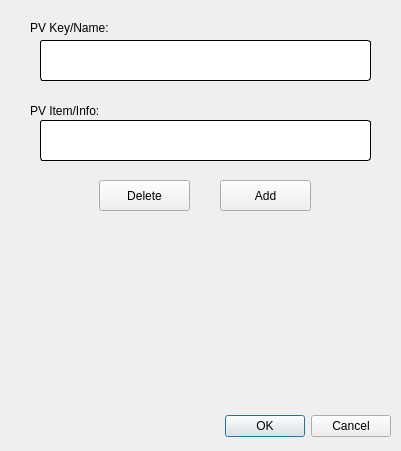
Before: the Qt Designer form gui/edit_add_config_dialog.ui in AdvancedPhotonSource/DashPVA, drawn with Qt 5.
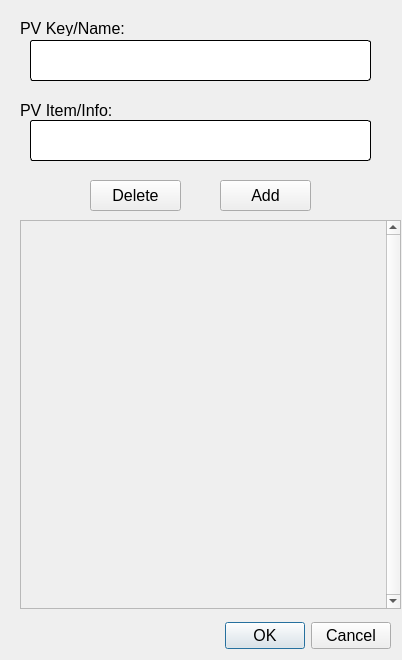
After: the same form once the commit is applied.

Commit message: attempt at multiprocessing #3 and fix work on sending data to analyis window

Patch:
```diff
--- a/gui/edit_add_config_dialog.ui
+++ b/gui/edit_add_config_dialog.ui
@@ -6,8 +6,8 @@
    <rect>
     <x>0</x>
     <y>0</y>
-    <width>401</width>
-    <height>451</height>
+    <width>402</width>
+    <height>660</height>
    </rect>
   </property>
   <property name="windowTitle">
@@ -17,11 +17,16 @@
    <property name="geometry">
     <rect>
      <x>220</x>
-     <y>410</y>
+     <y>620</y>
      <width>171</width>
      <height>32</height>
     </rect>
    </property>
+   <property name="font">
+    <font>
+     <pointsize>12</pointsize>
+    </font>
+   </property>
    <property name="orientation">
     <enum>Qt::Horizontal</enum>
    </property>
@@ -32,12 +37,17 @@
   <widget class="QLineEdit" name="le_key_name">
    <property name="geometry">
     <rect>
-     <x>40</x>
+     <x>30</x>
      <y>40</y>
-     <width>331</width>
+     <width>341</width>
      <height>41</height>
     </rect>
    </property>
+   <property name="font">
+    <font>
+     <pointsize>12</pointsize>
+    </font>
+   </property>
    <property name="styleSheet">
     <string notr="true">border:1px solid black;
 border-radius:3;</string>
@@ -46,12 +56,17 @@
   <widget class="QLineEdit" name="le_item_info">
    <property name="geometry">
     <rect>
-     <x>40</x>
+     <x>30</x>
      <y>120</y>
-     <width>331</width>
+     <width>341</width>
      <height>41</height>
     </rect>
    </property>
+   <property name="font">
+    <font>
+     <pointsize>12</pointsize>
+    </font>
+   </property>
    <property name="styleSheet">
     <string notr="true">border:1px solid black;
 border-radius:3;</string>
@@ -60,12 +75,17 @@
   <widget class="QLabel" name="lbl_key_name">
    <property name="geometry">
     <rect>
-     <x>30</x>
+     <x>20</x>
      <y>20</y>
-     <width>91</width>
+     <width>121</width>
      <height>16</height>
     </rect>
    </property>
+   <property name="font">
+    <font>
+     <pointsize>12</pointsize>
+    </font>
+   </property>
    <property name="text">
     <string>PV Key/Name:</string>
    </property>
@@ -73,12 +93,17 @@
   <widget class="QLabel" name="lbl_item_info">
    <property name="geometry">
     <rect>
-     <x>30</x>
+     <x>20</x>
      <y>100</y>
-     <width>91</width>
+     <width>111</width>
      <height>21</height>
     </rect>
    </property>
+   <property name="font">
+    <font>
+     <pointsize>12</pointsize>
+    </font>
+   </property>
    <property name="text">
     <string>PV Item/Info:</string>
    </property>
@@ -92,6 +117,11 @@
      <height>31</height>
     </rect>
    </property>
+   <property name="font">
+    <font>
+     <pointsize>12</pointsize>
+    </font>
+   </property>
    <property name="text">
     <string>Add</string>
    </property>
@@ -99,26 +129,67 @@
   <widget class="QPushButton" name="btn_delete">
    <property name="geometry">
     <rect>
-     <x>99</x>
+     <x>90</x>
      <y>180</y>
      <width>91</width>
      <height>31</height>
     </rect>
    </property>
+   <property name="font">
+    <font>
+     <pointsize>12</pointsize>
+    </font>
+   </property>
    <property name="text">
     <string>Delete</string>
    </property>
   </widget>
-  <widget class="QWidget" name="verticalLayoutWidget">
+  <widget class="QScrollArea" name="scroll_area">
    <property name="geometry">
     <rect>
-     <x>9</x>
-     <y>229</y>
+     <x>20</x>
+     <y>220</y>
      <width>381</width>
-     <height>161</height>
+     <height>389</height>
     </rect>
    </property>
-   <layout class="QVBoxLayout" name="vlayout_pvs"/>
+   <property name="sizePolicy">
+    <sizepolicy hsizetype="Fixed" vsizetype="Expanding">
+     <horstretch>0</horstretch>
+     <verstretch>0</verstretch>
+    </sizepolicy>
+   </property>
+   <property name="verticalScrollBarPolicy">
+    <enum>Qt::ScrollBarAlwaysOn</enum>
+   </property>
+   <property name="horizontalScrollBarPolicy">
+    <enum>Qt::ScrollBarAlwaysOff</enum>
+   </property>
+   <property name="widgetResizable">
+    <bool>true</bool>
+   </property>
+   <property name="alignment">
+    <set>Qt::AlignLeading|Qt::AlignLeft|Qt::AlignVCenter</set>
+   </property>
+   <widget class="QWidget" name="scrollAreaWidgetContents">
+    <property name="enabled">
+     <bool>true</bool>
+    </property>
+    <property name="geometry">
+     <rect>
+      <x>0</x>
+      <y>0</y>
+      <width>365</width>
+      <height>387</height>
+     </rect>
+    </property>
+    <property name="sizePolicy">
+     <sizepolicy hsizetype="Preferred" vsizetype="Expanding">
+      <horstretch>0</horstretch>
+      <verstretch>0</verstretch>
+     </sizepolicy>
+    </property>
+   </widget>
   </widget>
  </widget>
  <resources/>
```
The commit also changes 2 other files.
